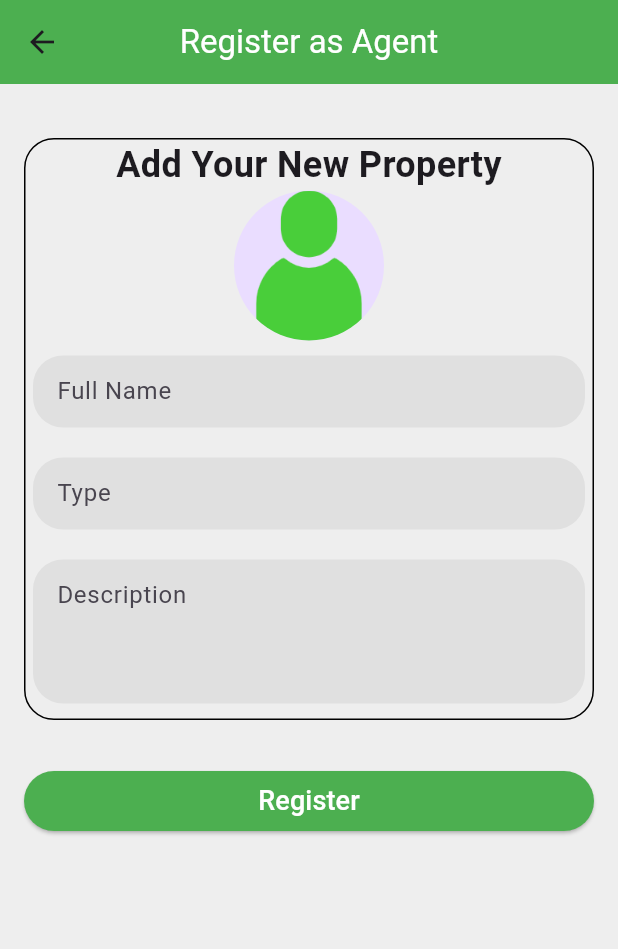
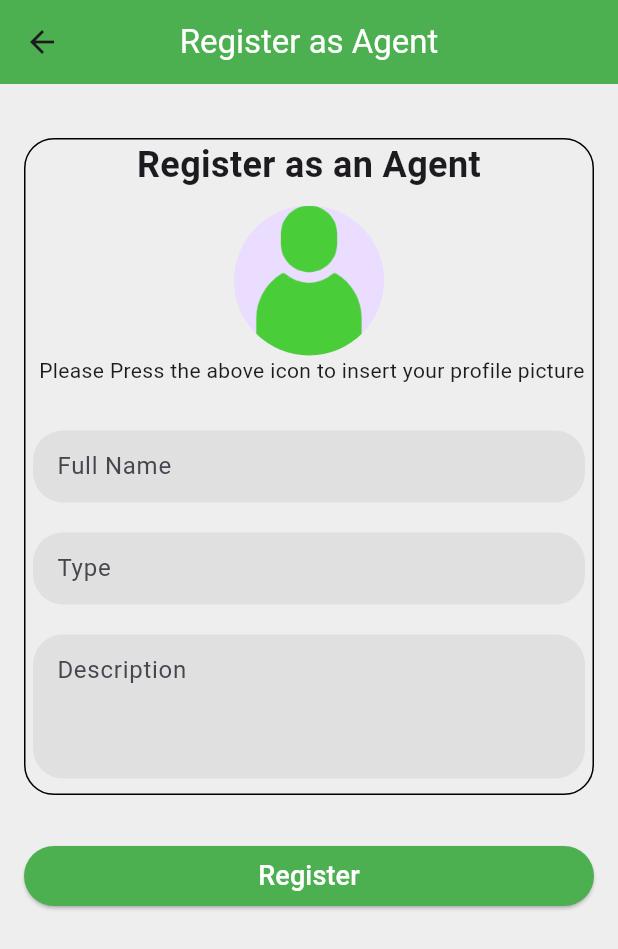
Before and after one commit to samuketema/BetLink, a Flutter app: the RegisterAsAgent screen opened by its route, on a phone screen of 412 x 824 dp. Shown: the top 949 px of the screen. Run offline on Flutter 3.47's test engine with Material 3 defaults, Android fonts, the phone set to English and light mode, and no system bars; our stand-ins replace animated_text_kit, carousel_slider, cloud_firestore, firebase_auth, firebase_core, firebase_storage and 2 more; accounts and stored records are empty.

Commit message:
text for the user to take a picture.

```diff
--- a/lib/pages/register_as_agent.dart
+++ b/lib/pages/register_as_agent.dart
@@ -1,5 +1,3 @@
-import 'package:betlink/pages/brokers_page.dart';
-import 'package:betlink/pages/home.dart';
 import 'package:betlink/pages/root.dart';
 import 'package:flutter/material.dart';
 import 'package:cloud_firestore/cloud_firestore.dart';
@@ -87,10 +85,13 @@ class _RegisterAsAgentState extends State<RegisterAsAgent> {
                       child: Column(
                         children: [
                           Text(
-                            'Add Your New Property',
+                            'Register as an Agent',
                             style: TextStyle(
                                 fontSize: 24, fontWeight: FontWeight.bold),
                             textAlign: TextAlign.center,
+                          ),
+                          SizedBox(
+                            height: 10,
                           ),
                           // Replace the TextField with an image picker button
                           if (_uploadingImage)
@@ -106,6 +107,10 @@ class _RegisterAsAgentState extends State<RegisterAsAgent> {
                                         'assets/images/green-person.png'), // Default icon
                                 radius: 50,
                               ),
+                            ),
+                            Text(' Please Press the above icon to insert your profile picture'),
+                            SizedBox(
+                              height: 20,
                             ),
                           _buildTextField(nameController, 'Full Name', 1),
                           _buildTextField(typeController, 'Type', 1),
```
